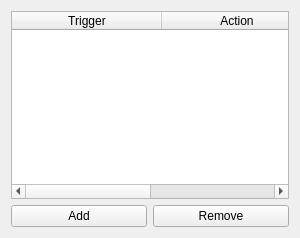
Above: applet/ui/actions.ui from Emdek/plasmoid-fancy-tasks before the change. Below: the same form after it.
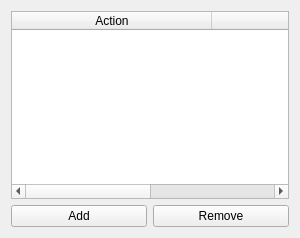
That is the form after the change.

Commit message: Change columns order

```diff
--- a/applet/ui/actions.ui
+++ b/applet/ui/actions.ui
@@ -35,7 +35,7 @@
       <number>2</number>
      </property>
      <attribute name="horizontalHeaderDefaultSectionSize">
-      <number>150</number>
+      <number>200</number>
      </attribute>
      <attribute name="horizontalHeaderStretchLastSection">
       <bool>true</bool>
@@ -45,12 +45,12 @@
      </attribute>
      <column>
       <property name="text">
-       <string>Trigger</string>
+       <string>Action</string>
       </property>
      </column>
      <column>
       <property name="text">
-       <string>Action</string>
+       <string>Trigger</string>
       </property>
      </column>
     </widget>
```
The commit also changes 2 other files.
